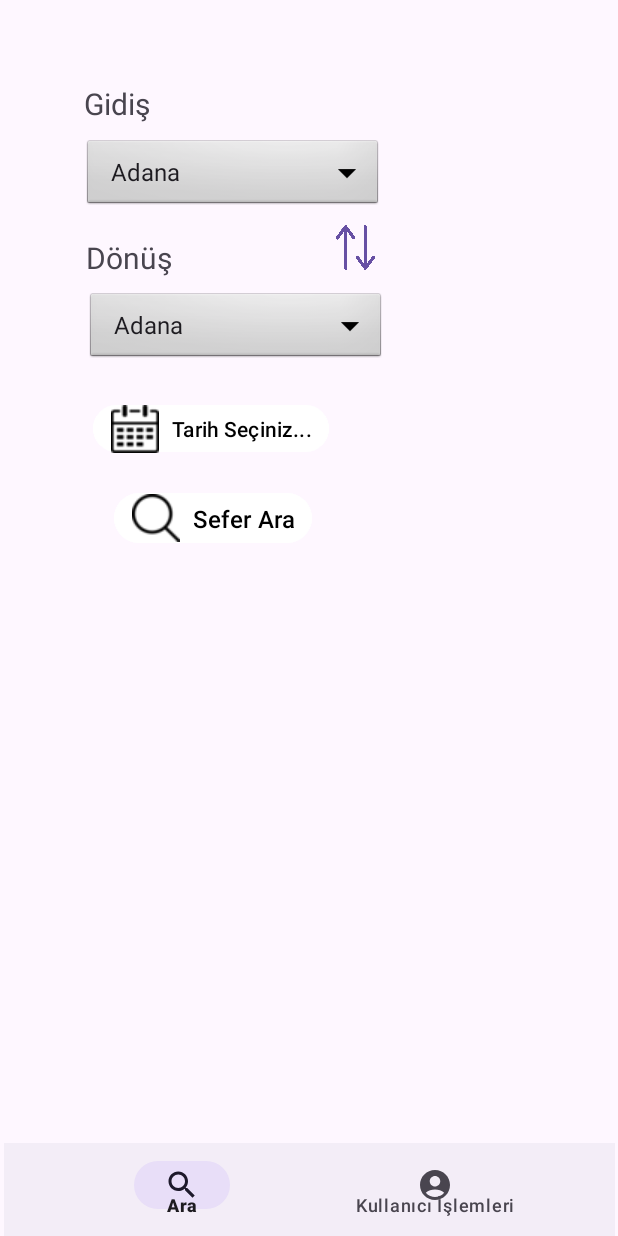
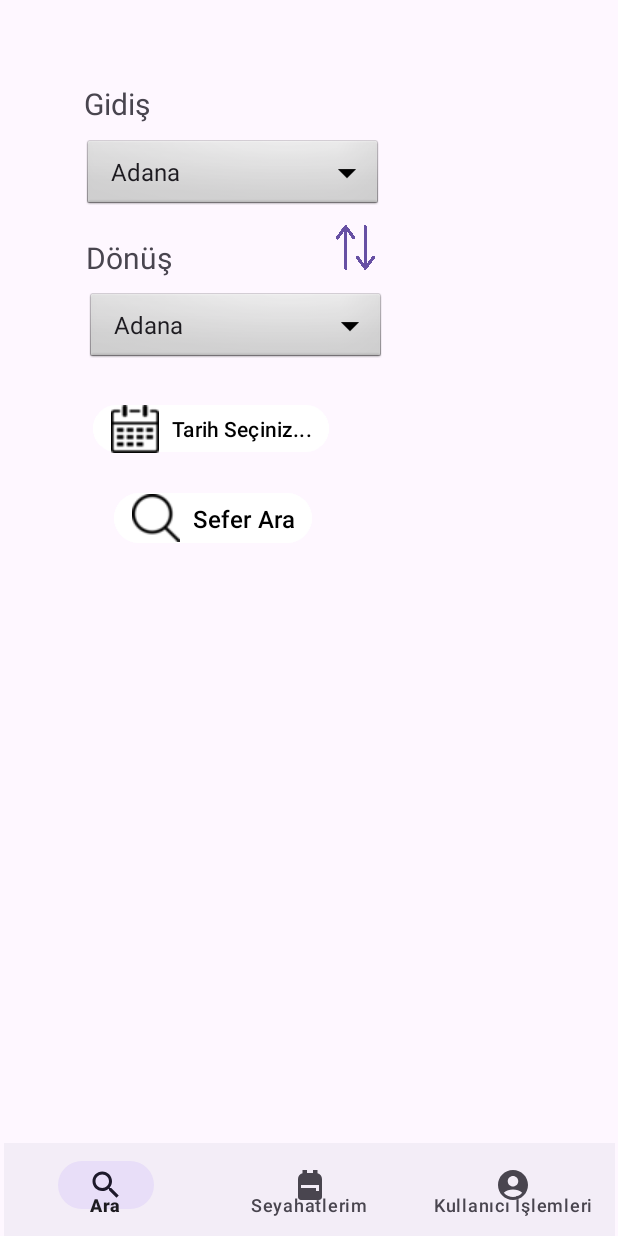
Before and after one commit to mehmetortk/SeyahatKolayMobileApp, an Android app: the MainActivity screen opened directly, with no data from a screen before it, on a phone screen of 412 x 824 dp. Run offline under Robolectric (Android 15) with nearby library versions, the phone set to English and light mode, and no system bars.

Commit message:
minor fixes

```diff
--- a/app/src/main/java/com/example/seyahatkolaymobileapp/Login.java
+++ b/app/src/main/java/com/example/seyahatkolaymobileapp/Login.java
@@ -61,7 +61,7 @@ public class Login extends AppCompatActivity {
                                 if (task.isSuccessful()) {
                                     boolean userFound = false;
                                     for (QueryDocumentSnapshot document : task.getResult()) {
-                                        String actualUsername = document.getString("username");
+                                        String actualUsername = document.getString("email");
                                         String actualPassword = document.getString("password");
                                         if (document.exists() && actualPassword != null && actualPassword.equals(password) && actualUsername != null && actualUsername.equals(username)) {
                                             Toast.makeText(Login.this, "Success", Toast.LENGTH_SHORT).show();
--- a/app/src/main/java/com/example/seyahatkolaymobileapp/TicketFragment.java
+++ b/app/src/main/java/com/example/seyahatkolaymobileapp/TicketFragment.java
@@ -36,6 +36,7 @@ public class TicketFragment extends Fragment {
         View view = inflater.inflate(R.layout.fragment_ticket, container, false);
 
         btnDateTimePicker = view.findViewById(R.id.btnDateTimePicker);
+
         spinner1 = view.findViewById(R.id.spinner1);
         spinner2 = view.findViewById(R.id.spinner2);
 
--- /dev/null
+++ b/app/src/main/res/drawable/baseline_backpack_24.xml
@@ -0,0 +1,5 @@
+<vector xmlns:android="http://schemas.android.com/apk/res/android" android:height="24dp" android:tint="#000000" android:viewportHeight="24" android:viewportWidth="24" android:width="24dp">
+
+    <path android:fillColor="@android:color/white" android:pathData="M20,8v12c0,1.1 -0.9,2 -2,2H6c-1.1,0 -2,-0.9 -2,-2V8c0,-1.86 1.28,-3.41 3,-3.86V2h3v2h4V2h3v2.14C18.72,4.59 20,6.14 20,8zM6,12v2h10v2h2v-4H6z"/>
+
+</vector>
--- a/app/src/main/res/drawable/baseline_business_center_24.xml
+++ /dev/null
@@ -1,5 +0,0 @@
-<vector xmlns:android="http://schemas.android.com/apk/res/android" android:height="24dp" android:tint="#000000" android:viewportHeight="24" android:viewportWidth="24" android:width="24dp">
-
-    <path android:fillColor="@android:color/white" android:pathData="M10,16v-1L3.01,15L3,19c0,1.11 0.89,2 2,2h14c1.11,0 2,-0.89 2,-2v-4h-7v1h-4zM20,7h-4.01L15.99,5l-2,-2h-4l-2,2v2L4,7c-1.1,0 -2,0.9 -2,2v3c0,1.11 0.89,2 2,2h6v-2h4v2h6c1.1,0 2,-0.9 2,-2L22,9c0,-1.1 -0.9,-2 -2,-2zM14,7h-4L10,5h4v2z"/>
-
-</vector>
--- a/app/src/main/res/menu/bottom_nav_menu.xml
+++ b/app/src/main/res/menu/bottom_nav_menu.xml
@@ -5,7 +5,10 @@
         android:id="@+id/fragment_ticket"
         android:icon="@drawable/baseline_search_24"
         android:title="Ara" />
-
+    <item
+        android:id="@+id/fragment_my_trips"
+        android:icon="@drawable/baseline_backpack_24"
+        android:title="Seyahatlerim" />
     <item
         android:id="@+id/fragment_aboutus"
         android:icon="@drawable/baseline_account_circle_24"
```
